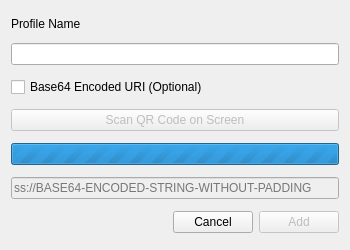
Above: src/addprofiledialogue.ui from shadowsocks/shadowsocks-qt5 before the change. Below: the same form after it.
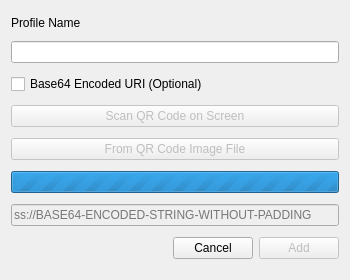
That is the form after the change.

Commit message: allow adding profile via QR Code image file

What changed in the file:
```diff
--- a/src/addprofiledialogue.ui
+++ b/src/addprofiledialogue.ui
@@ -7,13 +7,13 @@
     <x>0</x>
     <y>0</y>
     <width>350</width>
-    <height>250</height>
+    <height>280</height>
    </rect>
   </property>
   <property name="minimumSize">
    <size>
     <width>350</width>
-    <height>250</height>
+    <height>280</height>
    </size>
   </property>
   <property name="windowTitle">
@@ -62,6 +62,16 @@
      </property>
     </widget>
    </item>
+   <item>
+    <widget class="QPushButton" name="qrfileButton">
+     <property name="enabled">
+      <bool>false</bool>
+     </property>
+     <property name="text">
+      <string>From QR Code Image File</string>
+     </property>
+    </widget>
+   </item>
    <item>
     <widget class="QProgressBar" name="progressBar">
      <property name="maximum">
```
Left out of the diff: 16 changed lines with no effect on the pictures. The commit also changes 2 other files.
